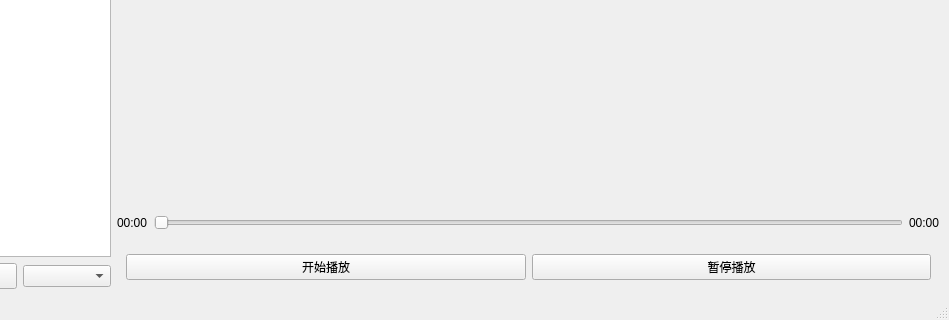
The window that src/ui/mainwindow.ui (xyhez/TinyVideoProcessor) describes before a commit, drawn with Qt 5; both pictures show x 173 to 1122 and y 473 to 793 of the 1122 by 793 pixel window.
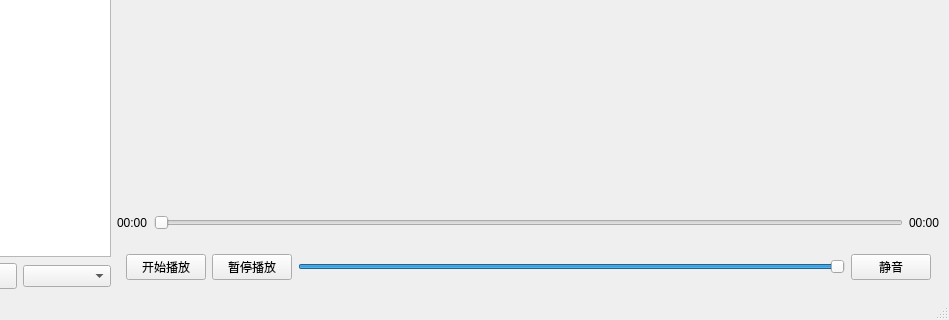
The same window after the commit.

Commit message:
feat: 接入音量滑块和静音按钮
- 在 MainWindow UI 中新增 slider_volume 音量滑块
- 在 MainWindow UI 中新增 pushButton_mute 静音按钮
- 初始化音量滑块范围为 0 到 100，并同步 Controller 当前音量
- 滑块变化时通过 MediaPlayController::SetVolume 设置音量
- 静音按钮点击时通过 MediaPlayController::SetMuted 切换静音状态
- 监听 VolumeChanged 同步音量滑块位置
- 监听 MuteChanged 同步静音按钮文本
- 使用 QSignalBlocker 避免 UI 被动同步时反向触发 SetVolume
- 保持 MainWindow 只依赖 MediaPlayController，不直接操作 AudioPlayer
- 更新 Phase 1.3 TODO 和 UI 音量控件接入报告

```diff
--- a/src/ui/mainwindow.ui
+++ b/src/ui/mainwindow.ui
@@ -102,6 +102,29 @@
            </property>
           </widget>
          </item>
+         <item>
+          <widget class="QSlider" name="slider_volume">
+           <property name="minimum">
+            <number>0</number>
+           </property>
+           <property name="maximum">
+            <number>100</number>
+           </property>
+           <property name="value">
+            <number>100</number>
+           </property>
+           <property name="orientation">
+            <enum>Qt::Horizontal</enum>
+           </property>
+          </widget>
+         </item>
+         <item>
+          <widget class="QPushButton" name="pushButton_mute">
+           <property name="text">
+            <string>静音</string>
+           </property>
+          </widget>
+         </item>
         </layout>
        </widget>
       </item>
```
The commit also changes 3 other files.
